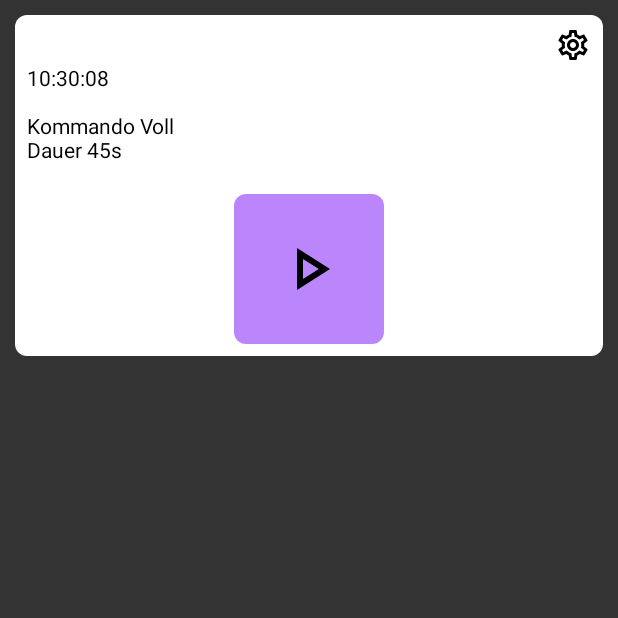
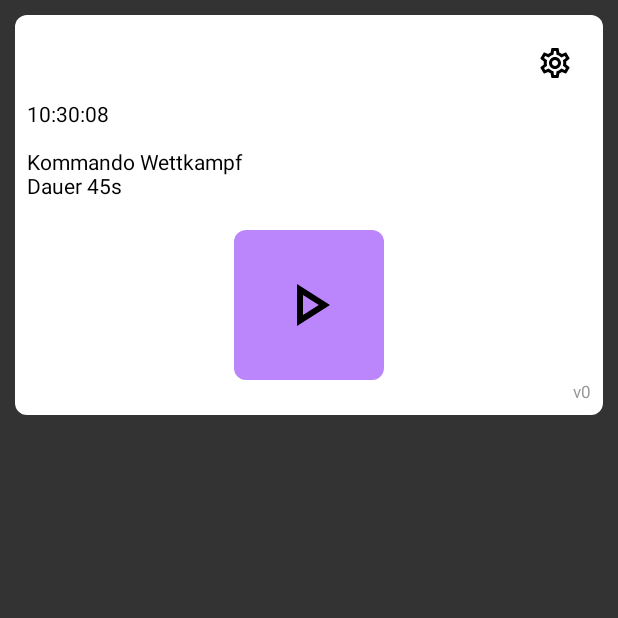
Before and after one commit to ollivolland/FFEKommando, an Android app: the screen it shows after launch (ActivityMain), on a phone screen of 412 x 824 dp, the top half of it. Run offline under Robolectric (Android 15) with nearby library versions, the phone set to English and light mode, and no system bars; 1 statement that could not run was skipped.

Commit message:
2024-03-01/fix

```diff
--- a/app/build.gradle
+++ b/app/build.gradle
@@ -13,8 +13,8 @@ android {
         applicationId "com.ollivolland.ffe"
         minSdk 27
         targetSdk 34
-        versionCode 8
-        versionName "2023-06-06R"
+        versionCode 9
+        versionName "9"
     }
     buildTypes {
         release {
--- a/app/src/main/java/Profile.kt
+++ b/app/src/main/java/Profile.kt
@@ -80,7 +80,7 @@ data class Profile(
     }
 
     companion object {
-        val headerCommand = listOf("keins", "Voll")
+        val headerCommand = listOf("keins", "Wettkampf")
         val optionsDuration = listOf(20_000L, 45_000L)
         val headerDuration = optionsDuration.map { "${it/1000L}s" }
 
--- a/app/src/main/java/com/ollivolland/ffe/ActivityMain.kt
+++ b/app/src/main/java/com/ollivolland/ffe/ActivityMain.kt
@@ -27,7 +27,6 @@ class ActivityMain : AppCompatActivity() {
     private val mapCameraInstanceToView = mutableMapOf<StartInstance, ViewInstance>()
     private lateinit var vParent:LinearLayout
 
-    private var text:String = ""
     private var profile = Profile.default
 
     @SuppressLint("SetTextI18n")
@@ -57,6 +56,7 @@ class ActivityMain : AppCompatActivity() {
         }
 
         val tText: TextView = findViewById(R.id.controller_tText)
+        val vVersion: TextView = findViewById(R.id.main_version)
         val bStart:ImageButton = findViewById(R.id.controller_bStart)
 //        val bSchedule:ImageButton = findViewById(R.id.controller_bSchedule)
         val vSettings:ImageButton = findViewById(R.id.main_settings)
@@ -73,8 +73,10 @@ class ActivityMain : AppCompatActivity() {
         }
 
         vSettings.setOnClickListener {
+            vSettings.isEnabled = false
             profile.inflateDialog(this) {
                 profile = it
+                vSettings.isEnabled = true
             }
         }
 
@@ -100,6 +102,8 @@ class ActivityMain : AppCompatActivity() {
 //                .show()
 //        }
 
+        vVersion.text = "v$version"
+
         //  UI Loop
         thread {
             while (!this.isDestroyed) {
@@ -107,13 +111,11 @@ class ActivityMain : AppCompatActivity() {
 
                 runOnUiThread {
                     try {
-                        val newText =
-                            Globals.formatTimeToSeconds.format(Date(time)) +
+                        val modText = Globals.formatTimeToSeconds.format(Date(time)) +
                             "\n\nKommando ${Profile.headerCommand[profile.command.ordinal]}" +
                             "\nDauer ${profile.millisVideoLength / 1000L}s"
-//                            +"   (± ${ActivityMain.timeToBootStdDev.format(0)} ms)"
 
-                        tText.text = text + newText
+                        tText.text = modText
                     } catch (_:Exception) {}
                 }
 
--- a/app/src/main/res/layout/activity_main.xml
+++ b/app/src/main/res/layout/activity_main.xml
@@ -24,11 +24,12 @@
 
             <ImageButton
                 android:id="@+id/main_settings"
-                android:layout_width="24dp"
-                android:layout_height="24dp"
+                android:layout_width="48dp"
+                android:layout_height="48dp"
                 android:src="@drawable/outline_settings_24"
                 android:layout_gravity="end"
                 android:background="@color/transparent"
+                android:padding="12dp"
                 />
 
             <TextView   android:id="@+id/controller_tText"
@@ -62,6 +63,15 @@
 
             </LinearLayout>
 
+
+            <TextView   android:id="@+id/main_version"
+                android:layout_width="wrap_content"
+                android:layout_height="wrap_content"
+                android:textSize="11sp"
+                android:textColor="#999"
+                android:layout_gravity="end"
+                />
+
         </LinearLayout>
 
     </LinearLayout>
--- a/app/src/main/res/layout/dialog_profile.xml
+++ b/app/src/main/res/layout/dialog_profile.xml
@@ -13,7 +13,7 @@
         <TextView
             android:layout_width="match_parent"
             android:layout_height="wrap_content"
-            android:text="Profil"
+            android:text="Einstellung"
             android:textSize="20sp"
             android:textStyle="bold"
             android:paddingHorizontal="20dp"
```
Also changed, not shown: 2 other files.
